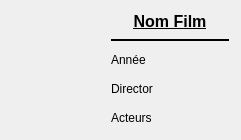
First picture: the form in FilmFinder/filmview.ui, repository vdebergue/FilmFinder, before the edit.
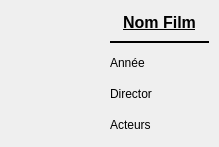
Second picture: the form after the edit. Icons and pictures are not drawn.

```diff
--- a/FilmFinder/filmview.ui
+++ b/FilmFinder/filmview.ui
@@ -6,10 +6,16 @@
    <rect>
     <x>0</x>
     <y>0</y>
-    <width>241</width>
-    <height>140</height>
+    <width>219</width>
+    <height>147</height>
    </rect>
   </property>
+  <property name="minimumSize">
+   <size>
+    <width>219</width>
+    <height>147</height>
+   </size>
+  </property>
   <property name="windowTitle">
    <string>FilmView</string>
   </property>
@@ -18,8 +24,8 @@
     <rect>
      <x>-1</x>
      <y>-1</y>
-     <width>241</width>
-     <height>141</height>
+     <width>221</width>
+     <height>149</height>
     </rect>
    </property>
    <layout class="QHBoxLayout" name="horizontalLayout">
```
